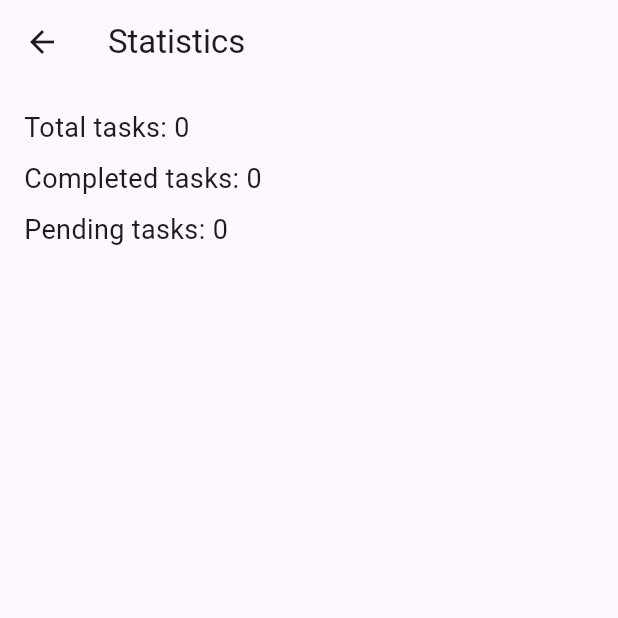
After one commit to ghazi-malatiani/Planner-Project, a Flutter app: the screen it shows after launch, after a tap on the "bar chart" icon, on a phone screen of 412 x 824 dp, the top half of it. The commit adds this screen. Run offline on Flutter 3.47's test engine with Material 3 defaults, Android fonts, the phone set to English and light mode, and no system bars; our stand-ins replace shared_preferences.

Commit message:
Added a second page for stats

```diff
--- a/lib/planner_app.dart
+++ b/lib/planner_app.dart
@@ -3,6 +3,7 @@ import 'task.dart';
 import 'task_storage.dart';
 import 'task_card.dart';
 import 'add_task_modal.dart';
+import 'stats_page.dart';
 
 class PlannerApp extends StatefulWidget {
   const PlannerApp({super.key});
@@ -88,11 +89,23 @@ class _PlannerAppState extends State<PlannerApp> {
         title: const Text('Smart Student Planner'),
         actions: [
           IconButton(
+            icon: const Icon(Icons.bar_chart),
+            onPressed: () {
+              Navigator.push(
+                context,
+                MaterialPageRoute(
+                  builder: (_) => StatsPage(tasks: tasks),
+                ),
+              );
+            },
+          ),
+          IconButton(
             icon: const Icon(Icons.add),
             onPressed: openAddTaskModal,
-          )
+          ),
         ],
       ),
+
       body: tasks.isEmpty
           ? Center(
         child: Column(
--- /dev/null
+++ b/lib/stats_page.dart
@@ -0,0 +1,31 @@
+import 'package:flutter/material.dart';
+import 'task.dart';
+
+class StatsPage extends StatelessWidget {
+  final List<Task> tasks;
+
+  const StatsPage({super.key, required this.tasks});
+
+  @override
+  Widget build(BuildContext context) {
+    int completedTasks = tasks.where((t) => t.completed).length;
+    int totalTasks = tasks.length;
+
+    return Scaffold(
+      appBar: AppBar(title: const Text('Statistics')),
+      body: Padding(
+        padding: const EdgeInsets.all(16),
+        child: Column(
+          crossAxisAlignment: CrossAxisAlignment.start,
+          children: [
+            Text('Total tasks: $totalTasks', style: const TextStyle(fontSize: 18)),
+            const SizedBox(height: 8),
+            Text('Completed tasks: $completedTasks', style: const TextStyle(fontSize: 18)),
+            const SizedBox(height: 8),
+            Text('Pending tasks: ${totalTasks - completedTasks}', style: const TextStyle(fontSize: 18)),
+          ],
+        ),
+      ),
+    );
+  }
+}
```
